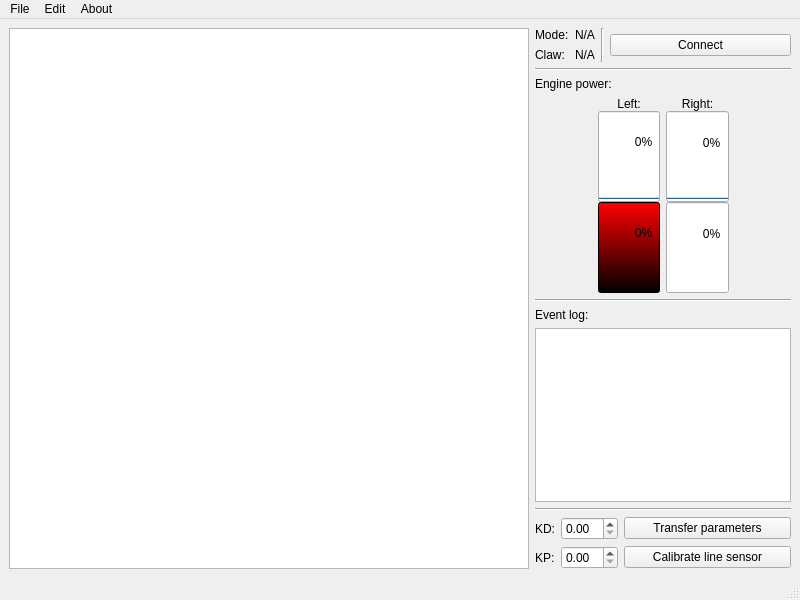
First picture: the form in mainwindow.ui, repository Flooten/mazetercontrol, before the edit.
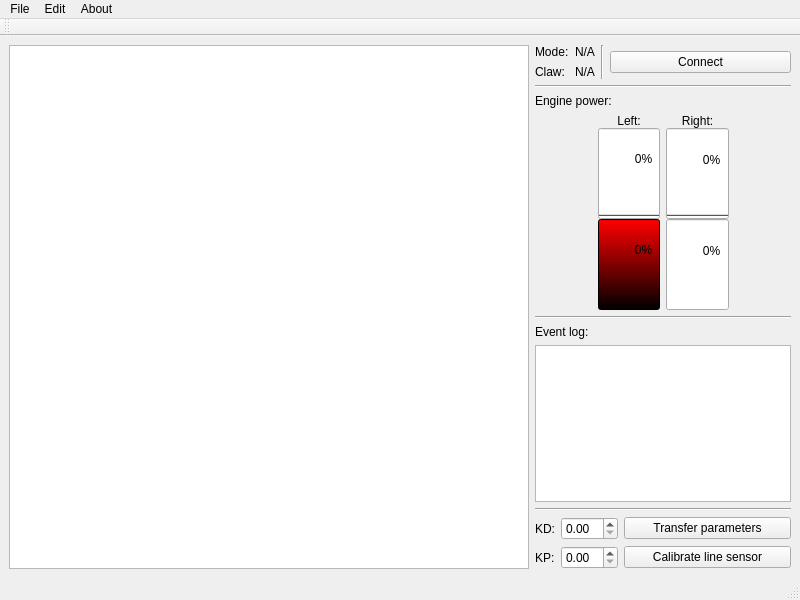
Second picture: the form after the edit. Icons and pictures are not drawn.

Diff of the .ui file:
```diff
--- a/mainwindow.ui
+++ b/mainwindow.ui
@@ -493,6 +493,17 @@
    <addaction name="menuAbout"/>
   </widget>
   <widget class="QStatusBar" name="statusbar"/>
+  <widget class="QToolBar" name="toolBar">
+   <property name="windowTitle">
+    <string>toolBar</string>
+   </property>
+   <attribute name="toolBarArea">
+    <enum>TopToolBarArea</enum>
+   </attribute>
+   <attribute name="toolBarBreak">
+    <bool>false</bool>
+   </attribute>
+  </widget>
   <action name="actionAboutMazeterControl">
    <property name="text">
     <string>About Mazeter Control...</string>
```
Left out of the diff: 5 changed lines with no effect on the pictures.
